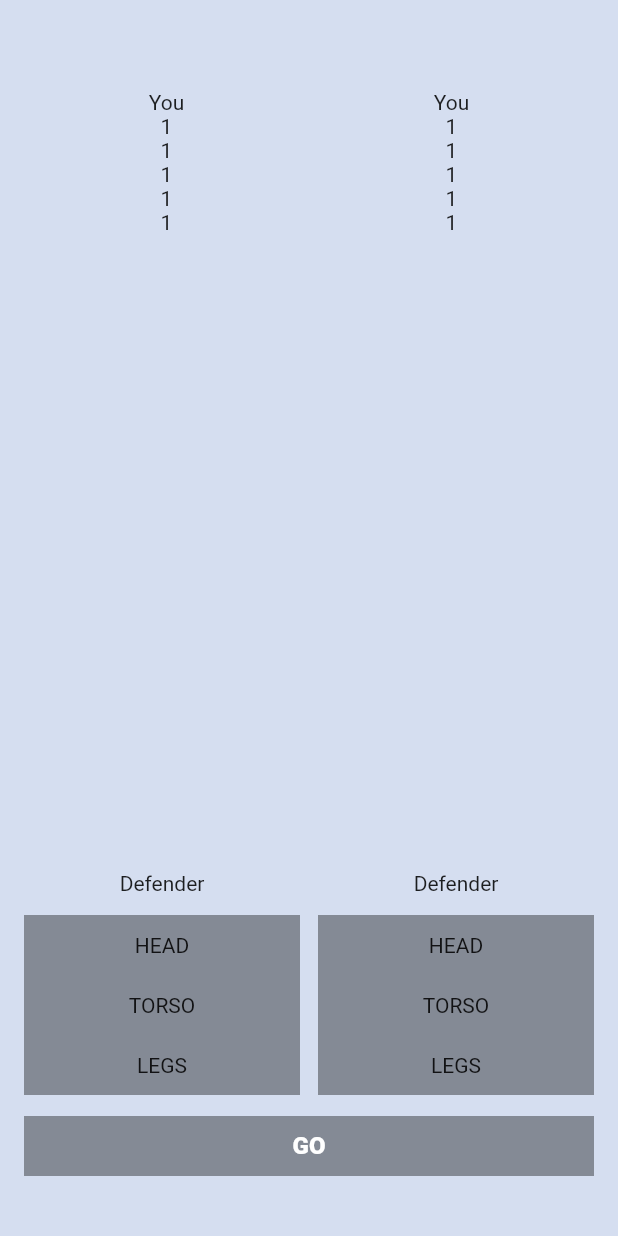
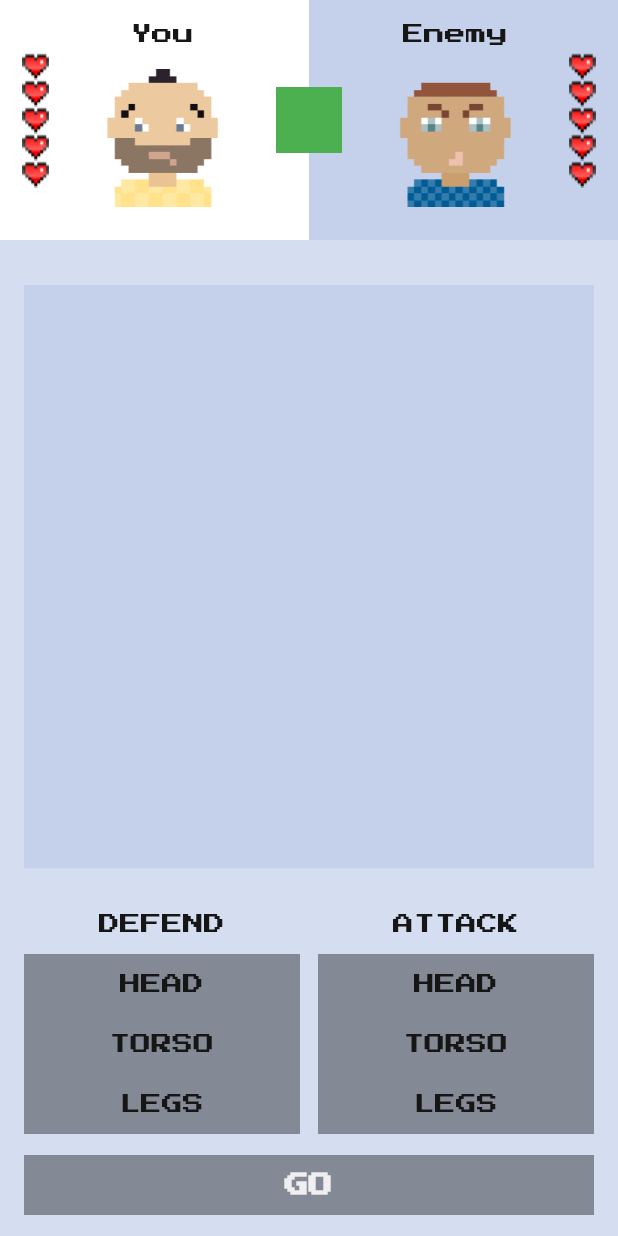
Before and after one commit to iAmTosuj/fight, a Flutter app: the screen it shows after launch, on a phone screen of 412 x 824 dp. Run offline on Flutter 3.47's test engine with Material 2 defaults, Android fonts, the phone set to English and light mode, and no system bars; our stand-ins replace google_fonts.

Commit message:
refactor(hw2): refactor styles

```diff
--- /dev/null
+++ b/lib/fight_club_colors.dart
@@ -0,0 +1,12 @@
+import 'package:flutter/material.dart';
+
+class FightClubColors {
+  FightClubColors._();
+
+  static const Color background = Color.fromRGBO(213, 222, 240, 1);
+  static const Color greyButton = Colors.black38;
+  static const Color blueButton = Color(0xFF1C79CE);
+  static const Color blackButton = Colors.black87;
+  static const Color darkGreyText = Color(0xFF161616);
+  static const Color whiteText = Color(0xDDFFFFFF);
+}
--- /dev/null
+++ b/lib/fight_club_icons.dart
@@ -0,0 +1,6 @@
+class FightClubIcons {
+  FightClubIcons._();
+
+  static const HeartFull = 'assets/icons/heart-full.png';
+  static const HeartEmpty = 'assets/icons/heart-empty.png';
+}
--- /dev/null
+++ b/lib/fight_club_images.dart
@@ -0,0 +1,6 @@
+class FightClubImages {
+  FightClubImages._();
+
+  static const youAvatar = 'assets/images/you-avatar.png';
+  static const enemyAvatar = 'assets/images/enemy-avatar.png';
+}
--- a/lib/main.dart
+++ b/lib/main.dart
@@ -1,4 +1,11 @@
+import 'dart:math';
+
 import 'package:flutter/material.dart';
+import 'package:flutter_fight_club/fight_club_images.dart';
+import 'package:flutter_fight_club/fight_club_icons.dart';
+import 'package:google_fonts/google_fonts.dart';
+
+import 'fight_club_colors.dart';
 
 void main() {
   runApp(MyApp());
@@ -12,7 +19,9 @@ class MyApp extends StatelessWidget {
       title: 'Flutter Demo',
       theme: ThemeData(
           primarySwatch: Colors.blue,
-      ),
+          textTheme: GoogleFonts.pressStart2pTextTheme(
+            Theme.of(context).textTheme,
+          )),
       home: MyHomePage(),
     );
   }
@@ -22,61 +31,190 @@ class MyHomePage extends StatefulWidget {
   MyHomePage({Key? key}) : super(key: key);
 
   @override
-  _MyHomePageState createState() => _MyHomePageState();
+  MyHomePageState createState() => MyHomePageState();
 }
 
-class _MyHomePageState extends State<MyHomePage> {
+class MyHomePageState extends State<MyHomePage> {
+  static const maxLives = 5;
   BodyPart? defendingBodyPart;
   BodyPart? attackingBodyPart;
+  int yourLives = maxLives;
+  int enemyLives = maxLives;
+
+  BodyPart whatEnemyAttacks = BodyPart.random();
+  BodyPart whatEnemyDefends = BodyPart.random();
 
   @override
   Widget build(BuildContext context) {
     return Scaffold(
-      backgroundColor: Color.fromRGBO(213, 222, 240, 1),
-      body: Center(
+      backgroundColor: FightClubColors.background,
+      body: SafeArea(
         child: Column(
           children: <Widget>[
-            SizedBox(
-              height: 60,
-            ),
-            Row(
-              children: [
-                SizedBox(
-                  width: 16,
+            FightersInfo(
+              maxLivesCount: maxLives,
+              enemyLivesCount: enemyLives,
+              yourLivesCount: yourLives,
             ),
             Expanded(
-                    child: Center(
-                  child: Column(
-                    children: [
-                      Text('You'),
-                      Text('1'),
-                      Text('1'),
-                      Text('1'),
-                      Text('1'),
-                      Text('1'),
-                    ],
+                child: Padding(
+              padding: EdgeInsets.symmetric(horizontal: 16, vertical: 30),
+              child: SizedBox(
+                  width: double.infinity,
+                  height: double.infinity,
+                  child: ColoredBox(
+                    color: Color.fromRGBO(197, 209, 234, 1),
+                  )),
+            )),
+            ControlsWidget(
+              selectAttackingPart: _selectAttackingPart,
+              selectDefendingPart: _selectDefendingPart,
+              attackingBodyPart: attackingBodyPart,
+              defendingBodyPart: defendingBodyPart,
             ),
-                )),
-                Expanded(
-                    child: Center(
-                  child: Column(
-                    children: [
-                      Text('You'),
-                      Text('1'),
-                      Text('1'),
-                      Text('1'),
-                      Text('1'),
-                      Text('1'),
-                    ],
+            Padding(
+              padding: const EdgeInsets.symmetric(vertical: 14.0),
+              child: GoButton(
+                isGameOver: _isGameOver(),
+                defendingBodyPart: defendingBodyPart,
+                attackingBodyPart: attackingBodyPart,
+                isAllBtnSelected: _isAllBtnSelected(),
+                onTap: _onGoButtonClicked,
               ),
-                )),
-                SizedBox(
-                  width: 16,
             ),
           ],
         ),
-            Expanded(child: SizedBox()),
-            Row(
+      ),
+    );
+  }
+
+  void _onGoButtonClicked() {
+    if (_isGameOver()) {
+      setState(() {
+        enemyLives = maxLives;
+        yourLives = maxLives;
+      });
+
+      return;
+    }
+
+    setState(() {
+      final bool enemyLoseLife = attackingBodyPart != whatEnemyDefends;
+      final bool youLoseLife = defendingBodyPart != whatEnemyAttacks;
+
+      if (enemyLoseLife) {
+        enemyLives -= 1;
+      }
+
+      if (youLoseLife) {
+        yourLives -= 1;
+      }
+
+      whatEnemyAttacks = BodyPart.random();
+      whatEnemyDefends = BodyPart.random();
+
+      defendingBodyPart = null;
+      attackingBodyPart = null;
+    });
+  }
+
+  bool _isAllBtnSelected() {
+    return !(defendingBodyPart == null || attackingBodyPart == null);
+  }
+
+  bool _isGameOver() {
+    return (enemyLives == 0 || enemyLives == 0);
+  }
+
+  void _selectDefendingPart(final BodyPart value) {
+    if (_isGameOver()) {
+      return;
+    }
+
+    setState(() {
+      defendingBodyPart = value;
+    });
+  }
+
+  void _selectAttackingPart(final BodyPart value) {
+    if (_isGameOver()) {
+      return;
+    }
+
+    setState(() {
+      attackingBodyPart = value;
+    });
+  }
+}
+
+class GoButton extends StatelessWidget {
+  final BodyPart? defendingBodyPart;
+  final VoidCallback onTap;
+  final BodyPart? attackingBodyPart;
+  final bool isAllBtnSelected;
+  final bool isGameOver;
+
+  const GoButton(
+      {Key? key,
+      required this.defendingBodyPart,
+      required this.onTap,
+      required this.attackingBodyPart,
+      required this.isGameOver,
+      required this.isAllBtnSelected})
+      : super(key: key);
+
+  @override
+  Widget build(BuildContext context) {
+    return Padding(
+      padding: const EdgeInsets.symmetric(horizontal: 16),
+      child: GestureDetector(
+        onTap: () {
+          if (!isAllBtnSelected && !isGameOver) {
+            return;
+          }
+
+          onTap();
+        },
+        child: SizedBox(
+            height: 40,
+            child: ColoredBox(
+              color: isGameOver
+                  ? FightClubColors.blackButton
+                  : isAllBtnSelected
+                      ? FightClubColors.blackButton
+                      : FightClubColors.greyButton,
+              child: Center(
+                child: Text(
+                  isGameOver ? 'Start new game' : 'GO',
+                  style: TextStyle(
+                      fontWeight: FontWeight.w900,
+                      fontSize: 16,
+                      color: FightClubColors.whiteText),
+                ),
+              ),
+            )),
+      ),
+    );
+  }
+}
+
+class ControlsWidget extends StatelessWidget {
+  final BodyPart? defendingBodyPart;
+  final ValueSetter<BodyPart> selectDefendingPart;
+  final BodyPart? attackingBodyPart;
+  final ValueSetter<BodyPart> selectAttackingPart;
+
+  const ControlsWidget(
+      {Key? key,
+      required this.defendingBodyPart,
+      required this.selectDefendingPart,
+      required this.attackingBodyPart,
+      required this.selectAttackingPart})
+      : super(key: key);
+
+  @override
+  Widget build(BuildContext context) {
+    return Row(
       mainAxisAlignment: MainAxisAlignment.center,
       children: [
         SizedBox(
@@ -85,24 +223,25 @@ class _MyHomePageState extends State<MyHomePage> {
         Expanded(
             child: Column(
           children: [
-                    Text('Defender'),
+            Text('DEFEND',
+                style: TextStyle(color: FightClubColors.darkGreyText)),
             SizedBox(
               height: 13,
             ),
             BodyPartButton(
               bodyPart: BodyPart.head,
               selected: defendingBodyPart == BodyPart.head,
-                      bodyPartSetter: _selectDefendingPart,
+              bodyPartSetter: selectDefendingPart,
             ),
             BodyPartButton(
               bodyPart: BodyPart.torso,
               selected: defendingBodyPart == BodyPart.torso,
-                      bodyPartSetter: _selectDefendingPart,
+              bodyPartSetter: selectDefendingPart,
             ),
             BodyPartButton(
               bodyPart: BodyPart.legs,
               selected: defendingBodyPart == BodyPart.legs,
-                      bodyPartSetter: _selectDefendingPart,
+              bodyPartSetter: selectDefendingPart,
             ),
           ],
         )),
@@ -112,24 +251,25 @@ class _MyHomePageState extends State<MyHomePage> {
         Expanded(
             child: Column(
           children: [
-                    Text('Defender'),
+            Text('ATTACK',
+                style: TextStyle(color: FightClubColors.darkGreyText)),
             SizedBox(
               height: 13,
             ),
             BodyPartButton(
               bodyPart: BodyPart.head,
               selected: attackingBodyPart == BodyPart.head,
-                      bodyPartSetter: _selectAttackingPart,
+              bodyPartSetter: selectAttackingPart,
             ),
             BodyPartButton(
               bodyPart: BodyPart.torso,
               selected: attackingBodyPart == BodyPart.torso,
-                      bodyPartSetter: _selectAttackingPart,
+              bodyPartSetter: selectAttackingPart,
             ),
             BodyPartButton(
               bodyPart: BodyPart.legs,
               selected: attackingBodyPart == BodyPart.legs,
-                      bodyPartSetter: _selectAttackingPart,
+              bodyPartSetter: selectAttackingPart,
             ),
           ],
         )),
@@ -137,72 +277,89 @@ class _MyHomePageState extends State<MyHomePage> {
           width: 16,
         )
       ],
-            ),
-            SizedBox(
-              height: 14,
+    );
+  }
+}
+
+class FightersInfo extends StatelessWidget {
+  final int maxLivesCount;
+  final int yourLivesCount;
+  final int enemyLivesCount;
+
+  const FightersInfo({
+    Key? key,
+    required this.maxLivesCount,
+    required this.yourLivesCount,
+    required this.enemyLivesCount,
+  }) : super(key: key);
+
+  @override
+  Widget build(BuildContext context) {
+    return SizedBox(
+        height: 160,
+        child: Stack(
+          children: [
+            Row(
+              crossAxisAlignment: CrossAxisAlignment.stretch,
+              children: [
+                Expanded(
+                    child: ColoredBox(
+                  color: Colors.white,
+                )),
+                Expanded(
+                    child: ColoredBox(color: Color.fromRGBO(197, 209, 234, 1))),
+              ],
             ),
             Row(
+              mainAxisAlignment: MainAxisAlignment.spaceAround,
               children: [
-                SizedBox(
-                  width: 16,
+                LivesWidget(
+                    overallLivesCount: maxLivesCount,
+                    currentLivesCount: yourLivesCount),
+                Column(
+                  children: [
+                    Padding(
+                      padding: const EdgeInsets.symmetric(vertical: 16),
+                      child: Text('You',
+                          style:
+                              TextStyle(color: FightClubColors.darkGreyText)),
                     ),
-                Expanded(
-                    child: GestureDetector(
-                  onTap: () {
-                    if (!_isAllBtnSelected()) {
-                      return;
-                    }
-
-                    setState(() {
-                      defendingBodyPart = null;
-                      attackingBodyPart = null;
-                    });
-                  },
-                  child: SizedBox(
-                      height: 40,
-                      child: ColoredBox(
-                        color: _isAllBtnSelected()
-                            ? Color.fromRGBO(0, 0, 0, 0.87)
-                            : Colors.black38,
-                        child: Center(
-                          child: Text(
-                            'GO',
-                            style: TextStyle(
-                                fontWeight: FontWeight.w900,
-                                fontSize: 16,
-                                color: Colors.white),
-                          ),
-                        ),
-                      )),
-                )),
-                SizedBox(
-                  width: 16,
-                ),
-              ],
-            ),
-            SizedBox(
-              height: 40,
+                    Image.asset(
+                      FightClubImages.youAvatar,
+                      height: 92,
+                      width: 92,
                     )
                   ],
                 ),
+                ColoredBox(
+                  color: Colors.green,
+                  child: SizedBox(
+                    height: 44,
+                    width: 44,
                   ),
-    );
-  }
-
-  bool _isAllBtnSelected() {
-    return !(defendingBodyPart == null || attackingBodyPart == null);
-  }
-
-  void _selectDefendingPart(final BodyPart value) {
-    setState(() {
-      defendingBodyPart = value;
-    });
-  }
-
-  void _selectAttackingPart(final BodyPart value) {
-    setState(() {
-      attackingBodyPart = value;
-    });
+                ),
+                Column(
+                  children: [
+                    Padding(
+                      padding: const EdgeInsets.symmetric(vertical: 16),
+                      child: Text('Enemy',
+                          style:
+                              TextStyle(color: FightClubColors.darkGreyText)),
+                    ),
+                    Image.asset(
+                      FightClubImages.enemyAvatar,
+                      height: 92,
+                      width: 92,
+                    )
+                  ],
+                ),
+                LivesWidget(
+                    overallLivesCount: maxLivesCount,
+                    currentLivesCount: enemyLivesCount)
+              ],
+            ),
+          ],
+        ));
   }
 }
 
@@ -217,6 +374,47 @@ class BodyPart {
   @override
   String toString() {
     return 'BodyPart{name: $name}';
+  }
+
+  static const List<BodyPart> _values = [head, torso, legs];
+
+  static BodyPart random() {
+    return _values[Random().nextInt(_values.length)];
+  }
+}
+
+class LivesWidget extends StatelessWidget {
+  final int overallLivesCount;
+  final int currentLivesCount;
+
+  const LivesWidget(
+      {Key? key,
+      required this.overallLivesCount,
+      required this.currentLivesCount})
+      : assert(overallLivesCount >= 1),
+        assert(currentLivesCount >= 0),
+        assert(currentLivesCount <= overallLivesCount),
+        super(key: key);
+
+  @override
+  Widget build(BuildContext context) {
+    return Column(
+      mainAxisAlignment: MainAxisAlignment.center,
+      children: List.generate(overallLivesCount, (index) {
+        if (index < currentLivesCount) {
+          return Image.asset(
+            FightClubIcons.HeartFull,
+            width: 18,
+            height: 18,
+          );
+        }
+        return Image.asset(
+          FightClubIcons.HeartEmpty,
+          width: 18,
+          height: 18,
+        );
+      }),
+    );
   }
 }
 
@@ -242,10 +440,16 @@ class BodyPartButton extends StatelessWidget {
           height: 40,
           child: ColoredBox(
             color: selected
-                ? const Color.fromRGBO(28, 121, 206, 1)
-                : Colors.black38,
+                ? FightClubColors.blueButton
+                : FightClubColors.greyButton,
             child: Center(
-              child: Text(bodyPart.name.toUpperCase()),
+              child: Text(
+                bodyPart.name.toUpperCase(),
+                style: TextStyle(
+                    color: selected
+                        ? FightClubColors.whiteText
+                        : FightClubColors.darkGreyText),
+              ),
             ),
           ),
         ),
```
Also changed, not shown: pubspec.yaml (+6 -41 lines), assets/icons/heart-empty.png (added), assets/icons/heart-full.png (added), assets/images/enemy-avatar.png (added), assets/images/you-avatar.png (added), google_fonts/PressStart2P-Regular.ttf (added), pubspec.lock, 1 other file. Lines whose indentation alone changed are shown as unchanged.
